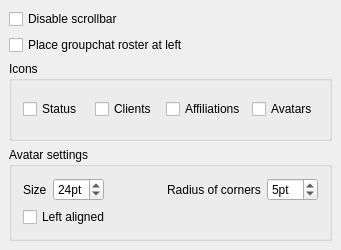
Before: the Qt Designer form src/options/opt_roster_muc.ui in psi-im/psi, drawn with Qt 5.
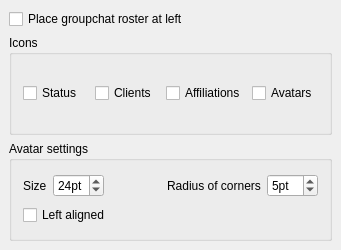
After: the same form once the commit is applied.

Commit message: Enable overlay rosters and remove obsolete scrollbar options (src/options/opt_roster_muc.ui)

The edit to the form file:
```diff
--- a/src/options/opt_roster_muc.ui
+++ b/src/options/opt_roster_muc.ui
@@ -29,16 +29,6 @@
    <property name="bottomMargin">
     <number>9</number>
    </property>
-   <item>
-    <widget class="QCheckBox" name="ck_disableScrollbar">
-     <property name="toolTip">
-      <string>Hides scrollbar in the roster widget.</string>
-     </property>
-     <property name="text">
-      <string>Disable scrollbar</string>
-     </property>
-    </widget>
-   </item>
    <item>
     <widget class="QCheckBox" name="ck_rosterAtLeft">
      <property name="text">
```
